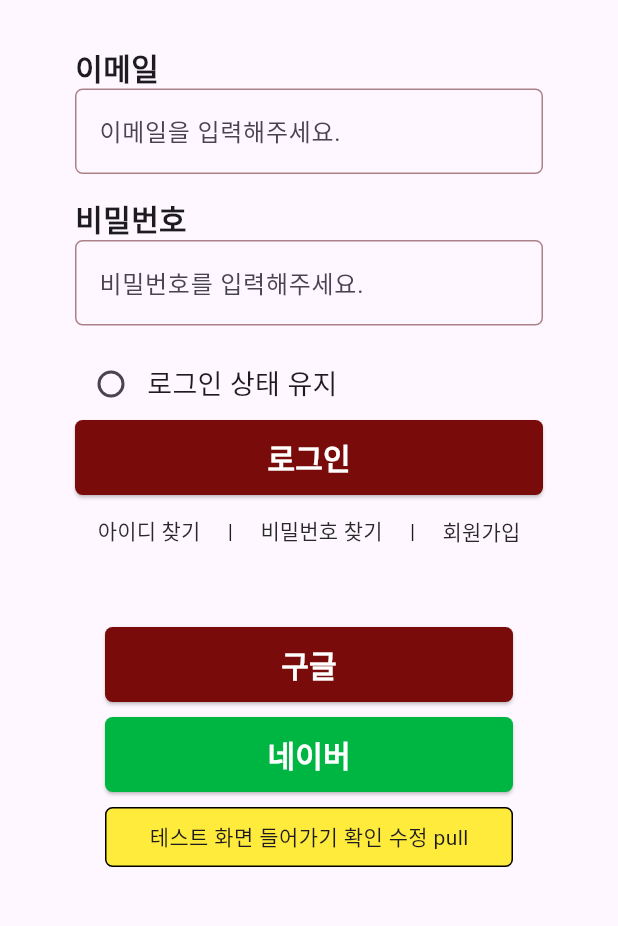
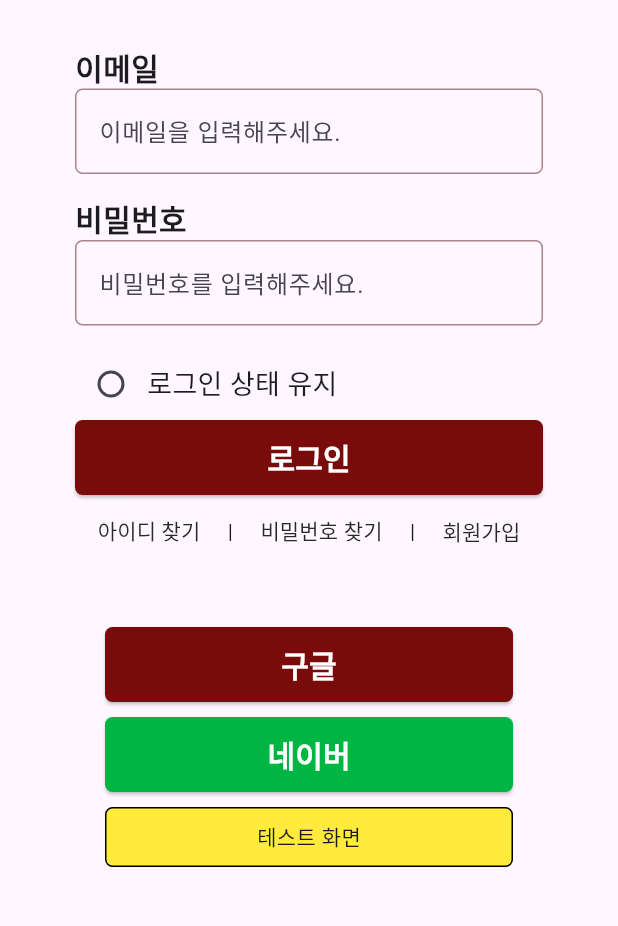
Before and after one commit to lee-giho/gachi_janchi, a Flutter app: the screen it shows after launch, on a phone screen of 412 x 824 dp, the part 300-1226 px from its top. Run offline on Flutter 3.47's test engine with Material 3 defaults, Android fonts, the phone set to English and light mode, and no system bars; our stand-ins replace cookie_jar, dio, dio_cookie_manager, flutter_dotenv, flutter_secure_storage, google_sign_in and 1 more; missing offline and left inert: flutter_naver_login, flutter_naver_map, qr_code_scanner_plus.

Commit message:
git test complete

```diff
--- a/front/lib/screens/login_screen.dart
+++ b/front/lib/screens/login_screen.dart
@@ -584,7 +584,7 @@ class _LoginScreenState extends State<LoginScreen> {
                               borderRadius: BorderRadius.circular(5),
                             ),
                             child: const Center(
-                              child: Text("테스트 화면 들어가기 확인 수정 pull")
+                              child: Text("테스트 화면")
                             ),
                           ),
                         ],
```
